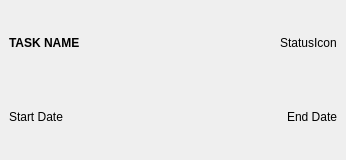
First picture: the form in pipe/task/TaskWidget.ui, repository skarone/PipeL, before the edit.
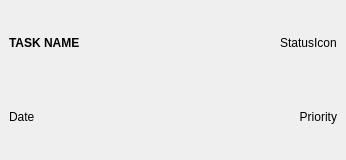
Second picture: the form after the edit.

What changed in the file:
```diff
--- a/pipe/task/TaskWidget.ui
+++ b/pipe/task/TaskWidget.ui
@@ -57,14 +57,14 @@
         <item>
          <widget class="QLabel" name="startDate_lbl">
           <property name="text">
-           <string>Start Date</string>
+           <string>Date</string>
           </property>
          </widget>
         </item>
         <item>
          <widget class="QLabel" name="endDate_lbl">
           <property name="text">
-           <string>End Date</string>
+           <string>Priority</string>
           </property>
           <property name="alignment">
            <set>Qt::AlignRight|Qt::AlignTrailing|Qt::AlignVCenter</set>
```
Left out of the diff: 10 changed lines with no effect on the pictures.
